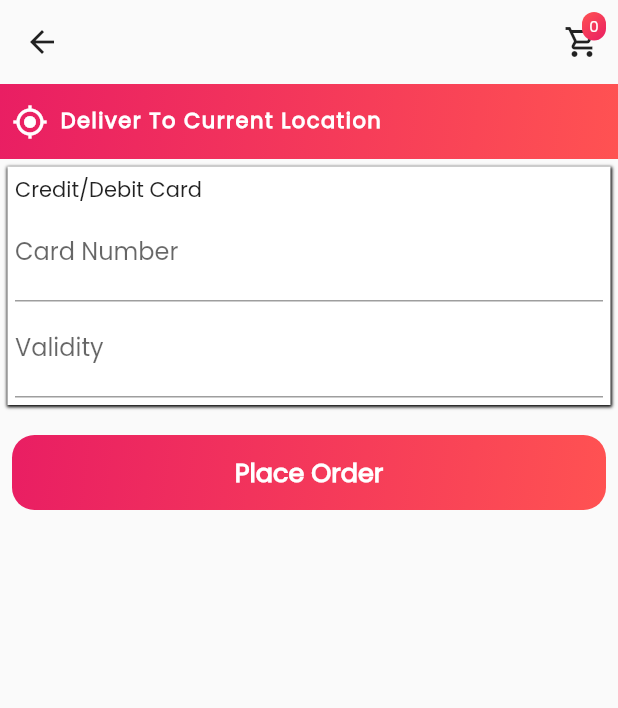
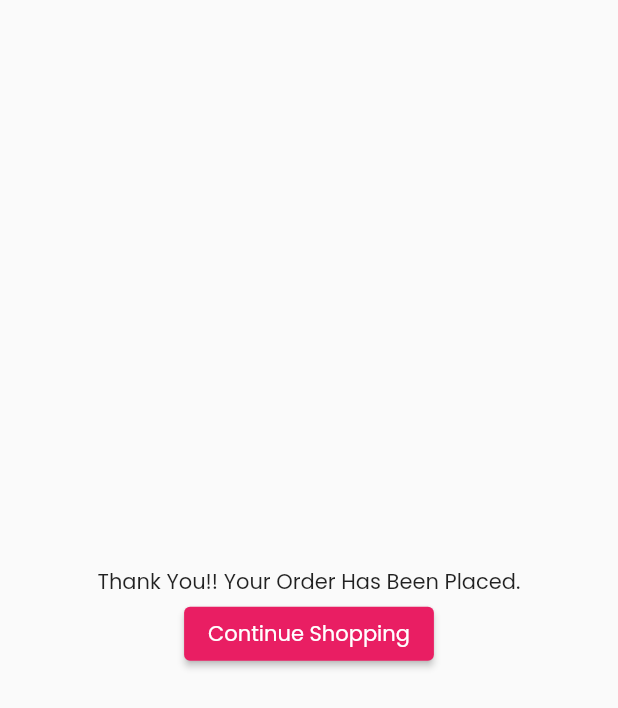
Before and after one commit to RGTechno/ANYMART, a Flutter app: the PlaceOrderScreen screen opened by its route, after a tap on "Place Order", on a phone screen of 412 x 824 dp. Shown: the top 708 px of the screen. Run offline on Flutter 3.47's test engine with Material 2 defaults, Android fonts, the phone set to English and light mode, and no system bars; our stand-ins replace cloud_firestore, firebase_auth, firebase_core, firebase_storage, geolocator, google_fonts and 1 more; missing offline and left inert: geocoder; accounts and stored records are empty; network calls fail.

Commit message:
after order Screen

```diff
--- a/lib/constants.dart
+++ b/lib/constants.dart
@@ -10,6 +10,7 @@ const cartScreen = "/cartScreen";
 const pageView = "/pageViewScreen";
 const placeOrderScreen = "/placeOrderScreen";
 const ordersScreen = "/ordersScreen";
+const afterOrderScreen = "/afterOrderScreen";
 
 const userCollection = "users";
 const merchantCollection = "merchant";
--- a/lib/main.dart
+++ b/lib/main.dart
@@ -12,6 +12,7 @@ import 'package:anybuy/screens/Orders_Screen.dart';
 import 'package:anybuy/screens/Outlet_Screen.dart';
 import 'package:anybuy/screens/PageviewMainScreen.dart';
 import 'package:anybuy/screens/PlaceOrder.dart';
+import 'package:anybuy/screens/afterOrderScreen.dart';
 import 'package:anybuy/screens/auth/AuthHome_Screen.dart';
 import 'package:anybuy/screens/auth/AuthMerch_Screen.dart';
 import 'package:firebase_core/firebase_core.dart';
@@ -65,6 +66,7 @@ class MyApp extends StatelessWidget {
         ),
         initialRoute: homeScreen,
         routes: {
+          afterOrderScreen: (_) => AfterOrderScreen(),
           ordersScreen: (_) => OrdersScreen(),
           cartScreen: (_) => Cart(),
           pageView: (_) => PageViewMainScreen(),
--- a/lib/screens/PlaceOrder.dart
+++ b/lib/screens/PlaceOrder.dart
@@ -1,4 +1,3 @@
-import 'package:anybuy/provider/AuthData_Provider.dart';
 import 'package:anybuy/provider/Cart_Provider.dart';
 import 'package:anybuy/provider/Order_Provider.dart';
 import 'package:anybuy/widgets/AppHeader.dart';
@@ -16,6 +15,8 @@ class PlaceOrderScreen extends StatefulWidget {
 }
 
 class _PlaceOrderScreenState extends State<PlaceOrderScreen> {
+  bool _isLoading = false;
+
   double currentLatitude;
   double currentLongitude;
   String address;
@@ -67,11 +68,16 @@ class _PlaceOrderScreenState extends State<PlaceOrderScreen> {
 
   @override
   Widget build(BuildContext context) {
-    final authData = Provider.of<AuthData>(context);
     final orderData = Provider.of<OrdersData>(context);
     final cartData = Provider.of<CartData>(context);
 
-    return GestureDetector(
+    return _isLoading
+        ? Scaffold(
+            body: Center(
+              child: CircularProgressIndicator(),
+            ),
+          )
+        : GestureDetector(
             onTap: () {
               FocusScope.of(context).unfocus();
             },
@@ -116,50 +122,68 @@ class _PlaceOrderScreenState extends State<PlaceOrderScreen> {
                     address != null
                         ? Padding(
                             padding: const EdgeInsets.all(10),
-                      child: Text(address),
-                    )
-                  : Container(),
-              Container(
-                padding: const EdgeInsets.all(5),
-                margin: const EdgeInsets.symmetric(
-                  horizontal: 5,
-                  vertical: 5,
-                ),
-                decoration: BoxDecoration(
-                  color: Colors.white,
-                  boxShadow: [
-                    BoxShadow(
-                        color: Colors.black,
-                        blurRadius: 1,
-                        offset: Offset(0.2, 0.5),
-                        spreadRadius: 0.5),
-                  ],
-                  // border: Border.all(
-                  //   color: Colors.black,
-                  //   width: 1.5,
-                  // ),
-                ),
-                child: Column(
-                  crossAxisAlignment: CrossAxisAlignment.start,
+                            child: Row(
                               children: [
-                    Text("Credit/Debit Card"),
-                    TextField(
-                      decoration: InputDecoration(
-                        hintText: "Card Number",
-                        labelText: "Card Number",
+                                Expanded(
+                                  flex: 1,
+                                  child: Text(
+                                    "Deliver To:",
+                                    style: TextStyle(
+                                      fontWeight: FontWeight.bold,
+                                      letterSpacing: 1.5,
+                                      fontSize: 15,
                                     ),
                                   ),
-                    TextField(
-                      decoration: InputDecoration(
-                        hintText: "Validity",
-                        labelText: "Validity",
                                 ),
+                                Expanded(
+                                  flex: 2,
+                                  child: Text(address),
                                 ),
                               ],
                             ),
-              ),
+                          )
+                        : Container(),
+                    // Container(
+                    //   padding: const EdgeInsets.all(5),
+                    //   margin: const EdgeInsets.symmetric(
+                    //     horizontal: 5,
+                    //     vertical: 5,
+                    //   ),
+                    //   decoration: BoxDecoration(
+                    //     color: Colors.white,
+                    //     boxShadow: [
+                    //       BoxShadow(
+                    //           color: Colors.black,
+                    //           blurRadius: 1,
+                    //           offset: Offset(0.2, 0.5),
+                    //           spreadRadius: 0.5),
+                    //     ],
+                    //
+                    //   ),
+                    //   child: Column(
+                    //     crossAxisAlignment: CrossAxisAlignment.start,
+                    //     children: [
+                    //       Text("Credit/Debit Card"),
+                    //       TextField(
+                    //         decoration: InputDecoration(
+                    //           hintText: "Card Number",
+                    //           labelText: "Card Number",
+                    //         ),
+                    //       ),
+                    //       TextField(
+                    //         decoration: InputDecoration(
+                    //           hintText: "Validity",
+                    //           labelText: "Validity",
+                    //         ),
+                    //       ),
+                    //     ],
+                    //   ),
+                    // ),
                     InkWell(
                       onTap: () async {
+                        setState(() {
+                          _isLoading = true;
+                        });
                         await orderData.placeOrder(
                           cartProducts: cartData.cartItems.values.toList(),
                           orderAmount: cartData.totalAmountWithDelivery,
@@ -167,11 +191,17 @@ class _PlaceOrderScreenState extends State<PlaceOrderScreen> {
                           location: address,
                         );
                         cartData.clearCart();
+                        setState(() {
+                          _isLoading = false;
+                        });
+                        Navigator.of(context)
+                            .pushReplacementNamed(afterOrderScreen);
                         // print(authData.currentUserData["orders"]);
                       },
                       child: Container(
                         alignment: Alignment.center,
-                  margin: EdgeInsets.symmetric(horizontal: 8, vertical: 15),
+                        margin:
+                            EdgeInsets.symmetric(horizontal: 8, vertical: 15),
                         height: 50,
                         width: double.infinity,
                         child: Text(
--- /dev/null
+++ b/lib/screens/afterOrderScreen.dart
@@ -0,0 +1,24 @@
+import 'package:anybuy/constants.dart';
+import 'package:flutter/material.dart';
+
+class AfterOrderScreen extends StatelessWidget {
+  @override
+  Widget build(BuildContext context) {
+    return Scaffold(
+      body: Center(
+        child: Column(
+          mainAxisAlignment: MainAxisAlignment.center,
+          children: [
+            Text("Thank You!! Your Order Has Been Placed."),
+            ElevatedButton(
+              onPressed: () {
+                Navigator.of(context).pushReplacementNamed(homeScreen);
+              },
+              child: Text("Continue Shopping"),
+            ),
+          ],
+        ),
+      ),
+    );
+  }
+}
```
Lines whose indentation alone changed are shown as unchanged.
